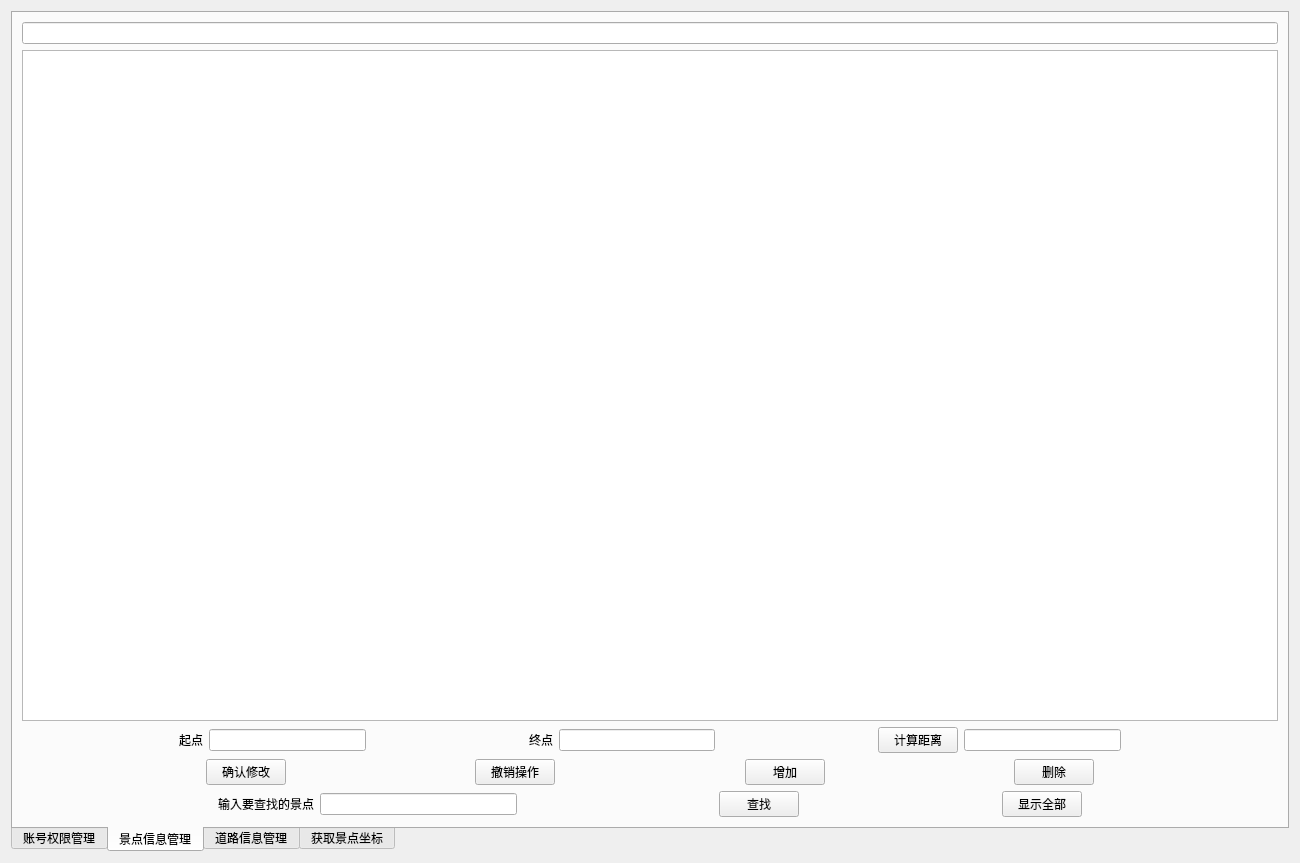
Before: the Qt Designer form Qt/Navigation_system/manager.ui in g1050/Daily, drawn with Qt 5.
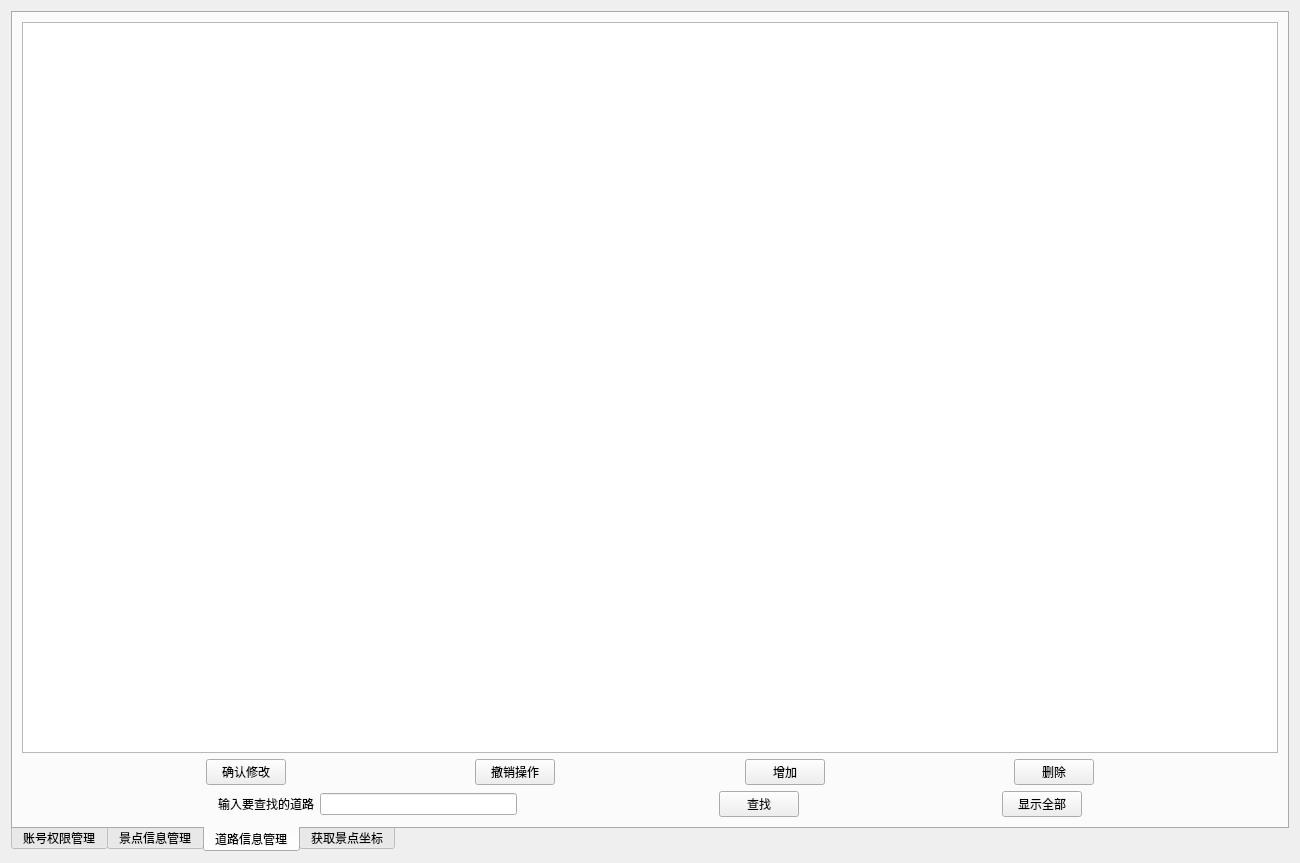
After: the same form once the commit is applied. Icons and pictures are not drawn.

```diff
--- a/Qt/Navigation_system/manager.ui
+++ b/Qt/Navigation_system/manager.ui
@@ -35,7 +35,7 @@
       <enum>QTabWidget::Rounded</enum>
      </property>
      <property name="currentIndex">
-      <number>1</number>
+      <number>2</number>
      </property>
      <widget class="QWidget" name="tab">
       <attribute name="title">
@@ -471,7 +471,7 @@
        </item>
       </layout>
      </widget>
-     <widget class="QWidget" name="">
+     <widget class="QWidget" name="widget">
       <attribute name="title">
        <string>道路信息管理</string>
       </attribute>
@@ -594,7 +594,7 @@
          <item>
           <widget class="QLabel" name="label_5">
            <property name="text">
-            <string>输入要查找的用户</string>
+            <string>输入要查找的道路</string>
            </property>
           </widget>
          </item>
```
Left out of the diff: 4 changed lines with no effect on the pictures.
